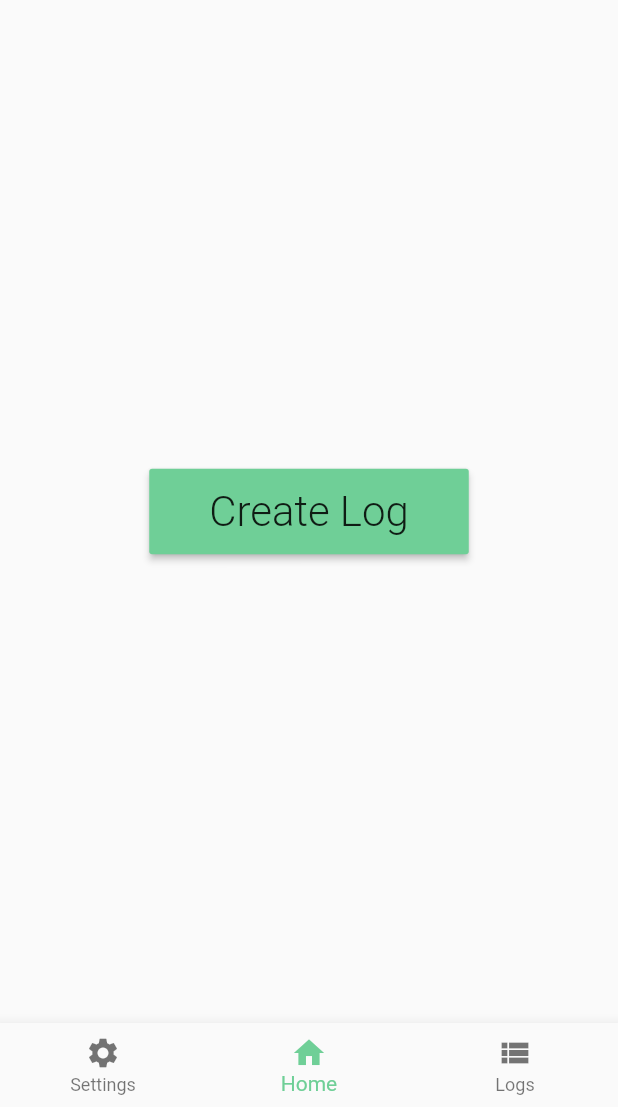
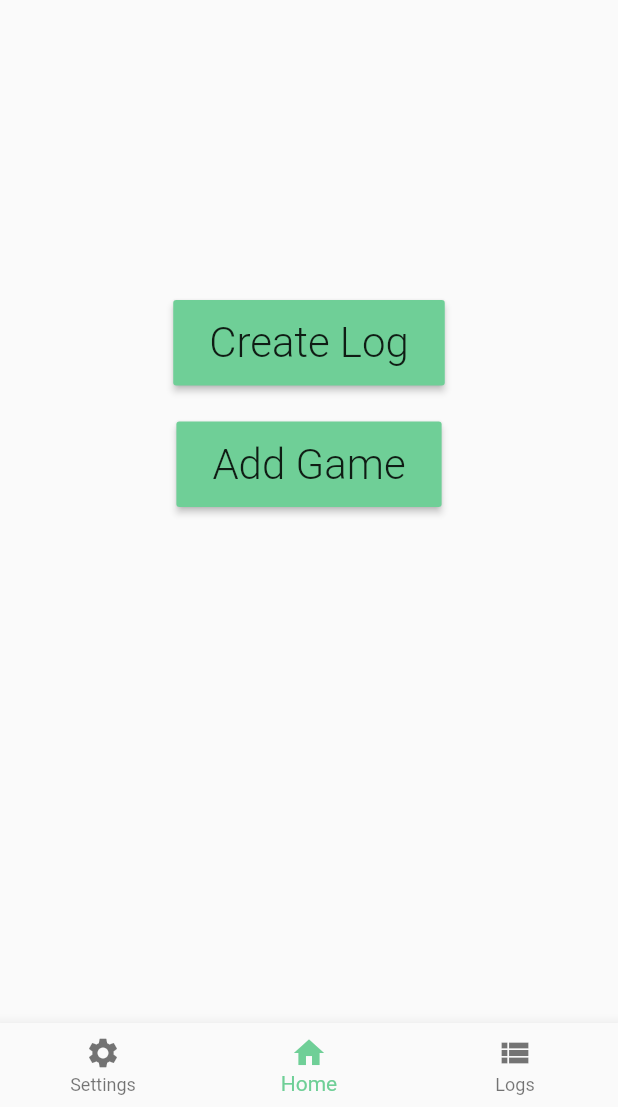
Before and after one commit to Master-Owl/game_log, a Flutter app: the screen it shows after launch, on a phone screen of 412 x 824 dp, the part 129-1236 px from its top. Run offline on Flutter 3.47's test engine with Material 2 defaults, Android fonts, the phone set to English and light mode, and no system bars; our stand-ins replace cloud_firestore, flutter_colorpicker; missing offline and left inert: flutter_duration_picker; accounts and stored records are empty; Roboto replaces fonts that are missing (Robotto).

Commit message:
Created add new game page

```diff
--- a/lib/data/game.dart
+++ b/lib/data/game.dart
@@ -1,4 +1,19 @@
+enum WinConditions {
+  score_highest,
+  score_lowest,
+  last_standing
+}
+
 class Game {
-  Game({ this.name });
+  Game({ this.name, this.condition, this.teamGame, this.bggId }) {
+    if (name == null) name = '';
+    if (condition == null) condition =WinConditions.score_highest;
+    if (teamGame == null) teamGame = false;
+    if (bggId == null) bggId = -1;
+  }
+
   String name;
+  WinConditions condition;
+  bool teamGame;
+  int bggId;
 }
--- a/lib/main.dart
+++ b/lib/main.dart
@@ -11,6 +11,9 @@ class MyApp extends StatelessWidget {
     SystemChrome.setSystemUIOverlayStyle(SystemUiOverlayStyle.dark.copyWith(
       statusBarColor: Color(0x00FFFFFF)
     ));
+    SystemChrome.setPreferredOrientations([
+      DeviceOrientation.portraitUp
+    ]);
     return new MaterialApp(
       title: 'GameLog',
       theme: new ThemeData(
@@ -45,6 +48,7 @@ class MyApp extends StatelessWidget {
             headline: TextStyle(fontSize: 32.0, color: Colors.black54, fontWeight: FontWeight.w300),
             title: TextStyle(fontSize: 26.0, color: Colors.black87, fontWeight: FontWeight.w400),
             body1: TextStyle(fontSize: 16.0, color: Colors.black87, fontWeight: FontWeight.w400),
+            button: TextStyle(fontSize: 28.0, fontWeight: FontWeight.w300)
         )
       ),
       home: MainAppRoutes()
--- a/lib/screens/home-page.dart
+++ b/lib/screens/home-page.dart
@@ -1,6 +1,7 @@
 import 'package:flutter/material.dart';
 import 'package:game_log/data/globals.dart';
 import 'package:game_log/screens/edit-log-page.dart';
+import 'package:game_log/screens/add-game-page.dart';
 
 class HomePage extends StatefulWidget {
   HomePage({Key key}) : super(key: key);
@@ -20,13 +21,10 @@ class HomePage extends StatefulWidget {
 }
 
 class _HomePageState extends State<HomePage> {
-
   final String pageTitle = 'GameLog';
-  BuildContext _buildContext;
 
   @override
   Widget build(BuildContext context) {
-    _buildContext = context;
     return Scaffold(
       body: Container(
         padding: const EdgeInsets.fromLTRB(lrPadding,headerPaddingTop,lrPadding,0),
@@ -38,22 +36,24 @@ class _HomePageState extends State<HomePage> {
                   style: Theme.of(context).textTheme.headline
                 )
             ),
-            Spacer(),
-            RaisedButton(
-              onPressed: _createLog,
-              child: Padding(
-                  padding: EdgeInsets.fromLTRB(24.0, 12.0, 24.0, 12.0),
-                  child: Text(
-                    'Create Log',
-                    style: TextStyle(
-                      fontWeight: FontWeight.w300,
-                      fontSize: 28.0
-                    )
-                )
-              ),
-              color: Theme.of(context).primaryColor,
+            Padding(
+              padding:EdgeInsets.only(top: 200.0),
+              child: RaisedButton(
+                onPressed: _createLog,
+                padding: EdgeInsets.fromLTRB(24.0, 12.0, 24.0, 12.0),
+                child: Text('Create Log', style: Theme.of(context).textTheme.button),
+                color: Theme.of(context).primaryColor,
+              )
             ),
-            Spacer()
+            Padding(
+              padding:EdgeInsets.only(top: 24.0),
+              child: RaisedButton(
+                onPressed: _addGame,
+                padding:  EdgeInsets.fromLTRB(24.0, 12.0, 24.0, 12.0),
+                child: Text('Add Game', style: Theme.of(context).textTheme.button),
+                color: Theme.of(context).primaryColor,
+              )
+            ),
           ],
         )
       )
@@ -62,6 +62,10 @@ class _HomePageState extends State<HomePage> {
 
   void _createLog() {
     tabIdxController.sink.add(tabs['logs']);
-    Navigator.push(_buildContext, MaterialPageRoute(builder: (context) => EditLogPage()));
+    Navigator.push(context, MaterialPageRoute(builder: (context) => EditLogPage()));
+  }
+
+  void _addGame() {
+    Navigator.push(context, MaterialPageRoute(builder: (context) => EditGamePage()));
   }
 }
```
Also changed, not shown: lib/screens/add-game-page.dart (added, +107 -0 lines).
